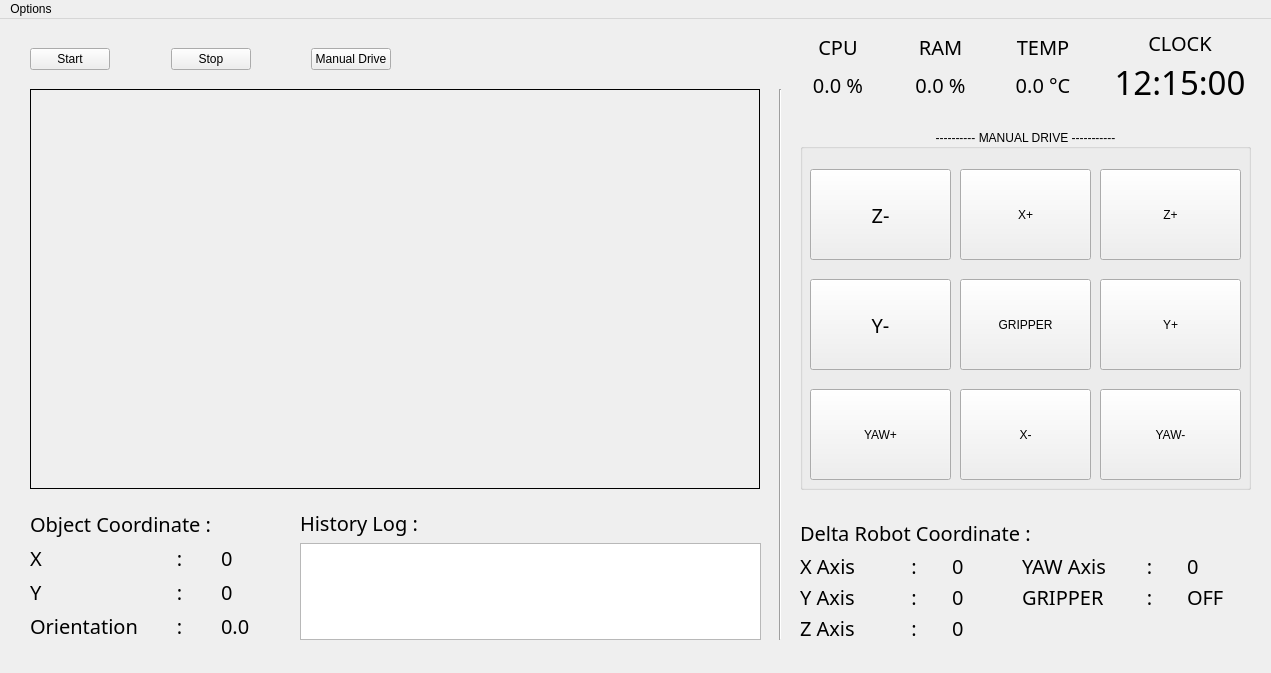
fikriaziz77/GUIObjectYOLOv8, file screens/main_interface.ui: the form before one commit.
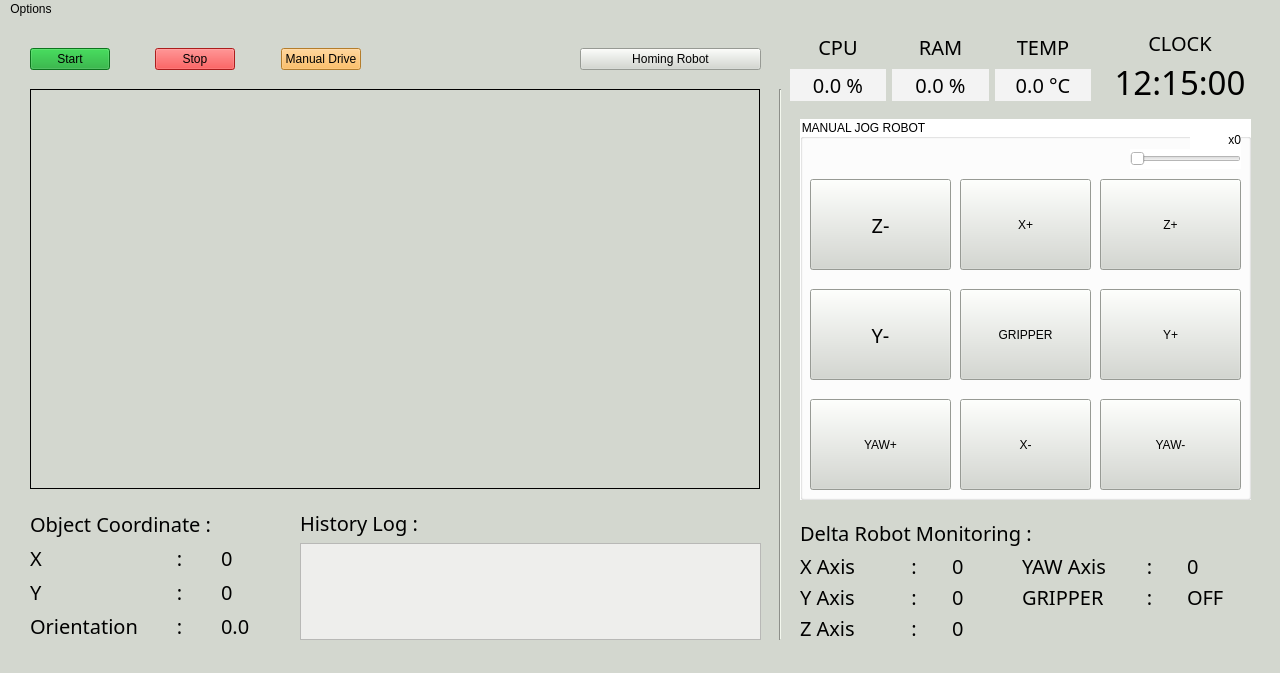
The form after the commit. Icons and pictures are not drawn.

Patch:
```diff
--- a/screens/main_interface.ui
+++ b/screens/main_interface.ui
@@ -9,7 +9,7 @@
    <rect>
     <x>0</x>
     <y>0</y>
-    <width>1271</width>
+    <width>1280</width>
     <height>673</height>
    </rect>
   </property>
@@ -29,6 +29,9 @@
    <iconset>
     <normaloff>../assets/iconapps.jpg</normaloff>../assets/iconapps.jpg</iconset>
   </property>
+  <property name="styleSheet">
+   <string notr="true">background-color: rgb(211, 215, 207);</string>
+  </property>
   <property name="tabShape">
    <enum>QTabWidget::Rounded</enum>
   </property>
@@ -49,7 +52,7 @@
      </font>
     </property>
     <property name="autoFillBackground">
-     <bool>true</bool>
+     <bool>false</bool>
     </property>
     <property name="styleSheet">
      <string notr="true">QLineedit{
@@ -91,7 +94,7 @@
      <rect>
       <x>30</x>
       <y>20</y>
-      <width>361</width>
+      <width>331</width>
       <height>41</height>
      </rect>
     </property>
@@ -99,7 +102,8 @@
      <item>
       <widget class="QPushButton" name="plot_start">
        <property name="styleSheet">
-        <string notr="true">font: 15pt &quot;Manjari&quot;;</string>
+        <string notr="true">font: 15pt &quot;Manjari&quot;;
+background-color: rgb(17, 164, 40);</string>
        </property>
        <property name="text">
         <string>Start</string>
@@ -131,7 +135,8 @@
         <bool>true</bool>
        </property>
        <property name="styleSheet">
-        <string notr="true">font: 15pt &quot;Manjari&quot;;</string>
+        <string notr="true">font: 15pt &quot;Manjari&quot;;
+background-color: rgb(239, 41, 41);</string>
        </property>
        <property name="text">
         <string>Stop</string>
@@ -154,7 +159,8 @@
      <item>
       <widget class="QPushButton" name="cb_manual">
        <property name="styleSheet">
-        <string notr="true">font: 15pt &quot;Manjari&quot;;</string>
+        <string notr="true">font: 15pt &quot;Manjari&quot;;
+background-color: rgb(252, 175, 62);</string>
        </property>
        <property name="text">
         <string>Manual Drive</string>
@@ -215,7 +221,8 @@
           </font>
          </property>
          <property name="styleSheet">
-          <string notr="true">font: 15pt &quot;Manjari&quot;;</string>
+          <string notr="true">font: 15pt &quot;Manjari&quot;;
+background-color: rgb(243, 243, 243);</string>
          </property>
          <property name="text">
           <string>0.0 %</string>
@@ -263,7 +270,8 @@
           </font>
          </property>
          <property name="styleSheet">
-          <string notr="true">font: 15pt &quot;Manjari&quot;;</string>
+          <string notr="true">font: 15pt &quot;Manjari&quot;;
+background-color: rgb(243, 243, 243);</string>
          </property>
          <property name="text">
           <string>0.0 %</string>
@@ -311,7 +319,8 @@
           </font>
          </property>
          <property name="styleSheet">
-          <string notr="true">font: 15pt &quot;Manjari&quot;;</string>
+          <string notr="true">font: 15pt &quot;Manjari&quot;;
+background-color: rgb(243, 243, 243);</string>
          </property>
          <property name="text">
           <string>0.0 °C</string>
@@ -412,7 +421,7 @@
         <string notr="true">font: 15pt &quot;Manjari&quot;;</string>
        </property>
        <property name="text">
-        <string>Delta Robot Coordinate : </string>
+        <string>Delta Robot Monitoring : </string>
        </property>
       </widget>
      </item>
@@ -978,7 +987,8 @@
         </font>
        </property>
        <property name="styleSheet">
-        <string notr="true">font: 10pt &quot;Manjari&quot;;</string>
+        <string notr="true">font: 10pt &quot;Manjari&quot;;
+background-color: rgb(238, 238, 236);</string>
        </property>
       </widget>
      </item>
@@ -988,31 +998,30 @@
     <property name="geometry">
      <rect>
       <x>800</x>
-      <y>110</y>
+      <y>100</y>
       <width>451</width>
-      <height>361</height>
+      <height>381</height>
      </rect>
     </property>
     <property name="styleSheet">
-     <string notr="true">font: 15pt &quot;Manjari&quot;;</string>
+     <string notr="true">font: 15pt &quot;Manjari&quot;;
+background-color: rgb(255, 255, 255);</string>
     </property>
     <property name="title">
-     <string>---------- MANUAL DRIVE -----------</string>
-    </property>
-    <property name="alignment">
-     <set>Qt::AlignCenter</set>
+     <string>MANUAL JOG ROBOT</string>
     </property>
     <widget class="QPushButton" name="pb_zplus">
      <property name="geometry">
       <rect>
        <x>300</x>
-       <y>40</y>
+       <y>60</y>
        <width>141</width>
        <height>91</height>
       </rect>
      </property>
      <property name="styleSheet">
-      <string notr="true">font: 15pt &quot;Manjari&quot;;</string>
+      <string notr="true">font: 15pt &quot;Manjari&quot;;
+background-color: rgb(211, 215, 207);</string>
      </property>
      <property name="text">
       <string>Z+</string>
@@ -1022,13 +1031,14 @@
      <property name="geometry">
       <rect>
        <x>160</x>
-       <y>260</y>
+       <y>280</y>
        <width>131</width>
        <height>91</height>
       </rect>
      </property>
      <property name="styleSheet">
-      <string notr="true">font: 15pt &quot;Manjari&quot;;</string>
+      <string notr="true">font: 15pt &quot;Manjari&quot;;
+background-color: rgb(211, 215, 207);</string>
      </property>
      <property name="text">
       <string>X-</string>
@@ -1038,13 +1048,14 @@
      <property name="geometry">
       <rect>
        <x>300</x>
-       <y>260</y>
+       <y>280</y>
        <width>141</width>
        <height>91</height>
       </rect>
      </property>
      <property name="styleSheet">
-      <string notr="true">font: 15pt &quot;Manjari&quot;;</string>
+      <string notr="true">font: 15pt &quot;Manjari&quot;;
+background-color: rgb(211, 215, 207);</string>
      </property>
      <property name="text">
       <string>YAW-</string>
@@ -1054,13 +1065,14 @@
      <property name="geometry">
       <rect>
        <x>160</x>
-       <y>150</y>
+       <y>170</y>
        <width>131</width>
        <height>91</height>
       </rect>
      </property>
      <property name="styleSheet">
-      <string notr="true">font: 15pt &quot;Manjari&quot;;</string>
+      <string notr="true">font: 15pt &quot;Manjari&quot;;
+background-color: rgb(211, 215, 207);</string>
      </property>
      <property name="text">
       <string>GRIPPER</string>
@@ -1073,7 +1085,7 @@
      <property name="geometry">
       <rect>
        <x>10</x>
-       <y>150</y>
+       <y>170</y>
        <width>141</width>
        <height>91</height>
       </rect>
@@ -1091,7 +1103,8 @@
       <bool>false</bool>
      </property>
      <property name="styleSheet">
-      <string notr="true">font: 15pt &quot;Manjari&quot;;</string>
+      <string notr="true">font: 15pt &quot;Manjari&quot;;
+background-color: rgb(211, 215, 207);</string>
      </property>
      <property name="text">
       <string>Y-</string>
@@ -1101,7 +1114,7 @@
      <property name="geometry">
       <rect>
        <x>10</x>
-       <y>40</y>
+       <y>60</y>
        <width>141</width>
        <height>91</height>
       </rect>
@@ -1116,7 +1129,8 @@
       </font>
      </property>
      <property name="styleSheet">
-      <string notr="true">font: 15pt &quot;Manjari&quot;;</string>
+      <string notr="true">font: 15pt &quot;Manjari&quot;;
+background-color: rgb(211, 215, 207);</string>
      </property>
      <property name="text">
       <string>Z-</string>
@@ -1126,13 +1140,14 @@
      <property name="geometry">
       <rect>
        <x>10</x>
-       <y>260</y>
+       <y>280</y>
        <width>141</width>
        <height>91</height>
       </rect>
      </property>
      <property name="styleSheet">
-      <string notr="true">font: 15pt &quot;Manjari&quot;;</string>
+      <string notr="true">font: 15pt &quot;Manjari&quot;;
+background-color: rgb(211, 215, 207);</string>
      </property>
      <property name="text">
       <string>YAW+</string>
@@ -1142,13 +1157,14 @@
      <property name="geometry">
       <rect>
        <x>160</x>
-       <y>40</y>
+       <y>60</y>
        <width>131</width>
        <height>91</height>
       </rect>
      </property>
      <property name="styleSheet">
-      <string notr="true">font: 15pt &quot;Manjari&quot;;</string>
+      <string notr="true">font: 15pt &quot;Manjari&quot;;
+background-color: rgb(211, 215, 207);</string>
      </property>
      <property name="text">
       <string>X+</string>
@@ -1158,18 +1174,82 @@
      <property name="geometry">
       <rect>
        <x>300</x>
-       <y>150</y>
+       <y>170</y>
        <width>141</width>
        <height>91</height>
       </rect>
      </property>
      <property name="styleSheet">
-      <string notr="true">font: 15pt &quot;Manjari&quot;;</string>
+      <string notr="true">font: 15pt &quot;Manjari&quot;;
+background-color: rgb(211, 215, 207);</string>
      </property>
      <property name="text">
       <string>Y+</string>
      </property>
     </widget>
+    <widget class="QSlider" name="slider_jog">
+     <property name="geometry">
+      <rect>
+       <x>330</x>
+       <y>30</y>
+       <width>111</width>
+       <height>20</height>
+      </rect>
+     </property>
+     <property name="minimum">
+      <number>0</number>
+     </property>
+     <property name="maximum">
+      <number>3</number>
+     </property>
+     <property name="value">
+      <number>0</number>
+     </property>
+     <property name="orientation">
+      <enum>Qt::Horizontal</enum>
+     </property>
+    </widget>
+    <widget class="QLabel" name="lbl_jog">
+     <property name="geometry">
+      <rect>
+       <x>390</x>
+       <y>10</y>
+       <width>51</width>
+       <height>21</height>
+      </rect>
+     </property>
+     <property name="text">
+      <string>x0</string>
+     </property>
+     <property name="alignment">
+      <set>Qt::AlignRight|Qt::AlignTrailing|Qt::AlignVCenter</set>
+     </property>
+    </widget>
+   </widget>
+   <widget class="QWidget" name="horizontalLayoutWidget_3">
+    <property name="geometry">
+     <rect>
+      <x>580</x>
+      <y>20</y>
+      <width>181</width>
+      <height>41</height>
+     </rect>
+    </property>
+    <layout class="QHBoxLayout" name="horizontalLayout_5">
+     <item>
+      <widget class="QPushButton" name="pb_homing">
+       <property name="enabled">
+        <bool>true</bool>
+       </property>
+       <property name="styleSheet">
+        <string notr="true">font: 15pt &quot;Manjari&quot;;</string>
+       </property>
+       <property name="text">
+        <string>Homing Robot</string>
+       </property>
+      </widget>
+     </item>
+    </layout>
    </widget>
   </widget>
   <widget class="QMenuBar" name="menubar">
@@ -1177,7 +1257,7 @@
     <rect>
      <x>0</x>
      <y>0</y>
-     <width>1271</width>
+     <width>1280</width>
      <height>22</height>
     </rect>
    </property>
```
